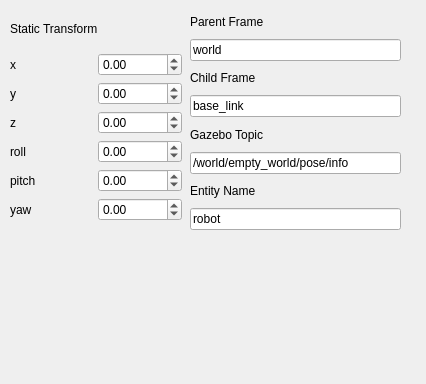
The window that resource/panel.ui (BruceChanJianLe/gz-to-ros-perfect-localization) describes before a commit, drawn with Qt 5.
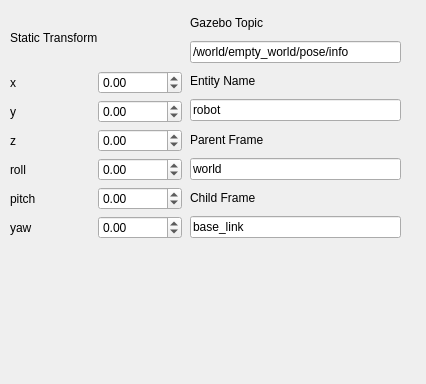
The same window after the commit.

Commit message: chore: update plugin name

The edit to the form file:
```diff
--- a/resource/panel.ui
+++ b/resource/panel.ui
@@ -19,38 +19,10 @@
      <x>190</x>
      <y>10</y>
      <width>211</width>
-     <height>220</height>
+     <height>228</height>
     </rect>
    </property>
    <layout class="QVBoxLayout" name="verticalLayout_3">
-    <item>
-     <widget class="QLabel" name="parentFrameLabel">
-      <property name="text">
-       <string>Parent Frame</string>
-      </property>
-     </widget>
-    </item>
-    <item>
-     <widget class="QLineEdit" name="parentFrameLineEdit">
-      <property name="text">
-       <string>world</string>
-      </property>
-     </widget>
-    </item>
-    <item>
-     <widget class="QLabel" name="childFrameLabel">
-      <property name="text">
-       <string>Child Frame</string>
-      </property>
-     </widget>
-    </item>
-    <item>
-     <widget class="QLineEdit" name="childFrameLineEdit">
-      <property name="text">
-       <string>base_link</string>
-      </property>
-     </widget>
-    </item>
     <item>
      <widget class="QLabel" name="gazeboTopicLabel">
       <property name="text">
@@ -109,6 +81,34 @@
       </property>
      </widget>
     </item>
+    <item>
+     <widget class="QLabel" name="parentFrameLabel">
+      <property name="text">
+       <string>Parent Frame</string>
+      </property>
+     </widget>
+    </item>
+    <item>
+     <widget class="QLineEdit" name="parentFrameLineEdit">
+      <property name="text">
+       <string>world</string>
+      </property>
+     </widget>
+    </item>
+    <item>
+     <widget class="QLabel" name="childFrameLabel">
+      <property name="text">
+       <string>Child Frame</string>
+      </property>
+     </widget>
+    </item>
+    <item>
+     <widget class="QLineEdit" name="childFrameLineEdit">
+      <property name="text">
+       <string>base_link</string>
+      </property>
+     </widget>
+    </item>
    </layout>
   </widget>
   <widget class="QWidget" name="">
@@ -117,7 +117,7 @@
      <x>10</x>
      <y>10</y>
      <width>172</width>
-     <height>211</height>
+     <height>229</height>
     </rect>
    </property>
    <layout class="QVBoxLayout" name="verticalLayout_4">
```
The commit also changes 1 other file.
